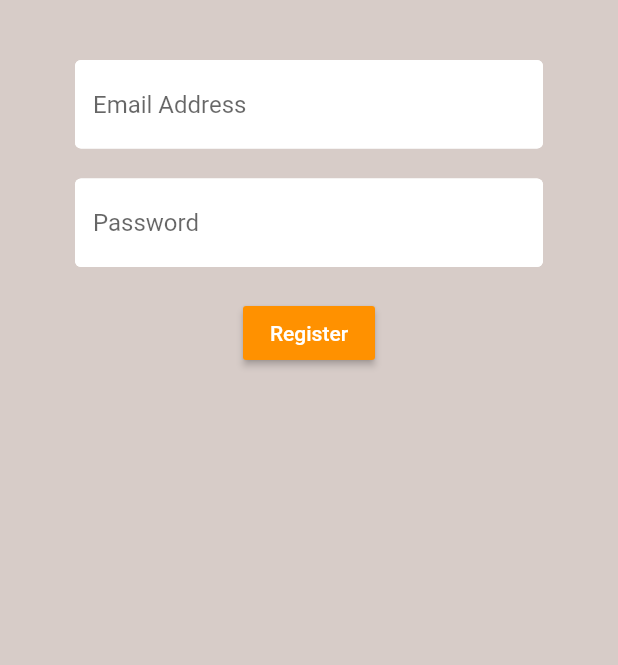
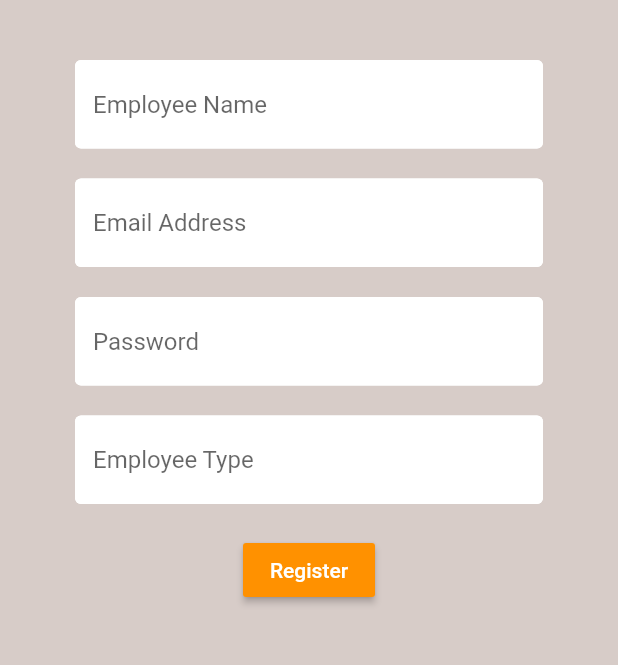
Before and after one commit to Dhaneja/Horizon-ProjectManagement, a Flutter app: the screen it shows after launch, after a tap on "Register", on a phone screen of 412 x 824 dp, the part 84-749 px from its top. Run offline on Flutter 3.47's test engine with Material 2 defaults, Android fonts, the phone set to English and light mode, and no system bars; our stand-ins replace cloud_firestore, firebase_auth, firebase_core, flutter_spinkit; accounts and stored records are empty.

Commit message:
Employee Registration Form updated and connected to Firebase

```diff
--- a/lib/services/authservice.dart
+++ b/lib/services/authservice.dart
@@ -56,13 +56,13 @@ class AuthService{
 
 
   //Register with Email & Password
-  Future registerWithEmailAndPassword(String email, String password) async{
+  Future registerWithEmailAndPassword(String email, String password, String name, String type) async{
     try{
       UserCredential credential = await _auth.createUserWithEmailAndPassword(email: email, password: password);
       User user = credential.user;
 
       //create a new document for the user with eid
-      await DatabaseService(eid: user.uid).updateUserData('dhaneja', 'dhaneja17@gmail.com', '123456', 'Project Manager');
+      await DatabaseService(eid: user.uid).updateUserData(name, email, password, type);
 
       return _userfromFirebaseUser(user);
 
--- a/lib/services/database.dart
+++ b/lib/services/database.dart
@@ -24,7 +24,7 @@ class DatabaseService {
   List<Employee> _employeeListFromSnapshot(QuerySnapshot snapshot){
     return snapshot.docs.map((doc){
       return Employee(
-        eid: doc.data()['employeeId'] ?? '',
+        eid: eid,
         eEmail: doc.data()['employeeEmail'] ?? '',
         eName: doc.data()['employeeName'] ?? '',
         ePassword: doc.data()['employeePassword'] ?? '',
--- a/lib/views/authenticate/register.dart
+++ b/lib/views/authenticate/register.dart
@@ -19,8 +19,10 @@ class _RegisterState extends State<Register> {
   bool loading = false;
 
   //Text field initialization
+  String name = '';
   String email = '';
   String password = '';
+  String type = '';
   String error = '';
 
   @override
@@ -45,8 +47,19 @@ class _RegisterState extends State<Register> {
         padding: EdgeInsets.symmetric(vertical: 20.0,horizontal: 50.0),
         child: Form(
           key: _formKey,
+          child: SingleChildScrollView(
           child: Column(
             children: <Widget>[
+              SizedBox(height: 20.0,),
+              TextFormField(
+                decoration: textInputStyle.copyWith(hintText: 'Employee Name'),
+                validator: (nameValue) => nameValue.isEmpty ? 'Name cannot be empty' : null,
+                onChanged: (nameValue){
+                  setState(() => name = nameValue);
+
+                },
+              ),
+
               SizedBox(height: 20.0,),
               TextFormField(
                 decoration: textInputStyle.copyWith(hintText: 'Email Address'),
@@ -60,9 +73,18 @@ class _RegisterState extends State<Register> {
               TextFormField(
                 decoration: textInputStyle.copyWith(hintText: 'Password'),
                 obscureText: true,
-                validator: (emailValue) => emailValue.length < 6 ? 'Weak Password, Please enter a strong password' : null,
+                validator: (passwordValue) => passwordValue.length < 6 ? 'Weak Password, Please enter a strong password' : null,
                 onChanged: (passwordValue){
                   setState(() => password = passwordValue);
+                },
+              ),
+              SizedBox(height: 20.0,),
+              TextFormField(
+                decoration: textInputStyle.copyWith(hintText: 'Employee Type'),
+                validator: (typeValue) => typeValue.isEmpty ? 'Employee Type cannot be empty' : null,
+                onChanged: (typeValue){
+                  setState(() => type = typeValue);
+
                 },
               ),
               SizedBox(height: 20.0,),
@@ -77,7 +99,7 @@ class _RegisterState extends State<Register> {
                     setState(() {
                       loading = true;
                     });
-                    dynamic result = await _authService.registerWithEmailAndPassword(email, password);
+                    dynamic result = await _authService.registerWithEmailAndPassword(email, password, name, type);
                     if(result == null){
                       setState(() {
                         error = 'Please enter a valid email';
@@ -94,6 +116,7 @@ class _RegisterState extends State<Register> {
               ),
             ],
           ),
+         ),
         ),
 
         /*child: RaisedButton(
--- a/lib/views/wrapper.dart
+++ b/lib/views/wrapper.dart
@@ -2,6 +2,7 @@ import 'package:flutter/material.dart';
 import 'package:horizon/model/employee.dart';
 import 'package:horizon/views/authenticate/authenticate.dart';
 import 'package:horizon/views/home/home.dart';
+import 'package:horizon/views/project/project_home.dart';
 import 'package:provider/provider.dart';
 
 class Wrapper extends StatelessWidget {
@@ -14,7 +15,7 @@ class Wrapper extends StatelessWidget {
     if (currentUser == null){
       return Authenticate();
     }else{
-      return Home();
+      return ProjectHome();
     }
 
   }
```
Also changed, not shown: lib/model/task.dart (added, +10 -0 lines), lib/views/task/task_home.dart (added).
